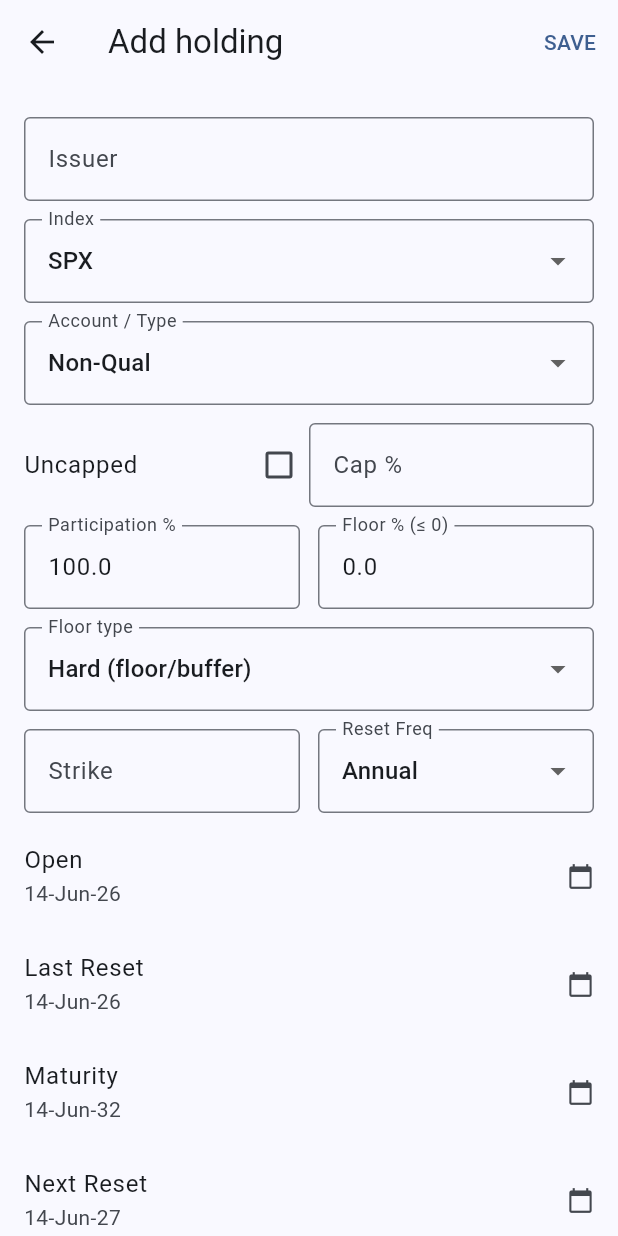
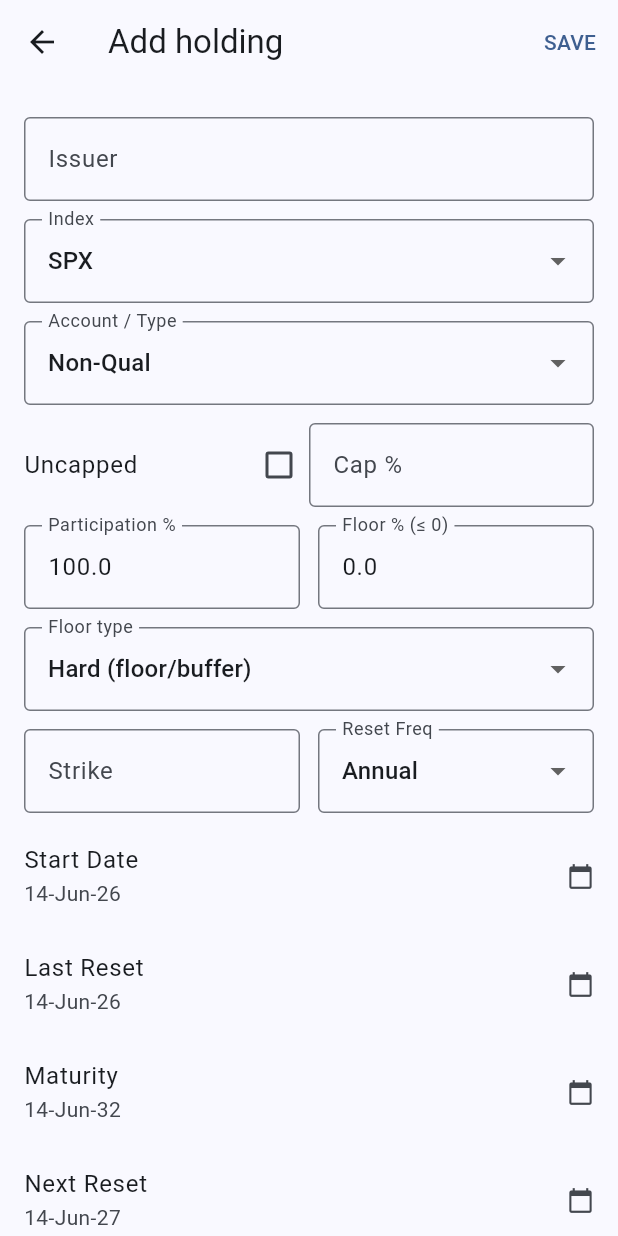
Before and after one commit to jimzucker/iHaveAnnuities, a Flutter app: the HoldingForm screen opened directly, on a phone screen of 412 x 824 dp. Run offline on Flutter 3.47's test engine with Material 3 defaults, Android fonts, the phone set to English and light mode, and no system bars; our stand-ins replace data_table_2, file_picker, shared_preferences; missing offline and left inert: cryptography, dart:js_interop, excel, file_saver; accounts and stored records are empty; network calls fail.

Commit message:
Inception date + CAGR base; Start Date/Once renames; User Guide; menu order
Metrics:
- Optional Inception date on Holding (original investment for rolled
  contracts); Yield/CAGR and hero XIRR now measure from inception ?? open
- New rightmost "Inception" table column + optional form field; xlsx import/
  export adds an Inception column (back-compatible — missing → null)

Renames (back-compatible import):
- "Open" → "Start Date" everywhere (xlsx header still accepts legacy "Open")
- Reset Freq "Inception" → "Once" (import accepts Once/Inception/Point to Point)

User Guide:
- New in-app "User Guide" (overflow menu): styled section cards matching the
  app — column glossary, Yield/XIRR, Protection palette chips, reset cadence,
  security

Menu: regroup into Data · Security · Maintenance (destructive last) · Help
Docs: README updated; drilldown screenshot refreshed

Tests: 178 pass; gate green (core 100%, data 96.7%).

Co-Authored-By: Claude Opus 4.8 <noreply@anthropic.com>

```diff
--- a/app/lib/core/models.dart
+++ b/app/lib/core/models.dart
@@ -22,7 +22,7 @@ enum GainStatus { loss, flat, gain, capped }
 
 extension ResetFreqLabel on ResetFreq {
   String get label => switch (this) {
-        ResetFreq.inception => 'Inception',
+        ResetFreq.inception => 'Once', // point-to-point: credits once at maturity
         ResetFreq.annual => 'Annual',
         ResetFreq.monthly => 'Monthly',
       };
@@ -85,6 +85,7 @@ class Holding {
     this.couponProj = 0.0, // projected coupon for income notes (fraction)
     this.ndxStrike, // worst-of only; else null
     this.rutStrike, // worst-of only; else null
+    this.inceptionDate, // original investment date (rolled contracts); else null
   }) : issuer = canonicalIssuer(issuer);
 
   final String issuer;
@@ -107,6 +108,15 @@ class Holding {
   final double couponProj;
   final double? ndxStrike;
   final double? rutStrike;
+
+  /// When the money was *originally* invested (for contracts that rolled from a
+  /// prior period). Drives the CAGR/Yield start so a freshly-reset contract's
+  /// life-to-date isn't measured from the roll date. Null → use [openDate].
+  final DateTime? inceptionDate;
+
+  /// Start date for life-to-date returns: the original inception when set, else
+  /// the open date.
+  DateTime get returnStart => inceptionDate ?? openDate;
 
   /// Index move since [strike] (fraction).
   double get indexGain => indexReturn(currentLevel, strike);
@@ -141,13 +151,14 @@ class Holding {
   /// realized% + unrealized%. 0 when there is no principal.
   double get totalReturnPct => initial == 0 ? 0 : (projValueK - initial) / initial;
 
-  /// Life-to-date yield as of [asOf]: the annualized return since the open date
-  /// using the current projected value (so it counts realized income + the
-  /// current unrealized mark). For holdings under a year it returns the plain
-  /// cumulative return, since annualizing a partial year overstates wildly.
+  /// Life-to-date yield as of [asOf]: the annualized return since [returnStart]
+  /// (inception when set, else the open date) using the current projected value
+  /// (so it counts realized income + the current unrealized mark). For holdings
+  /// under a year it returns the plain cumulative return, since annualizing a
+  /// partial year overstates wildly.
   double lifeToDateYield(DateTime asOf) {
     if (initial <= 0) return 0;
-    final days = asOf.difference(openDate).inDays;
+    final days = asOf.difference(returnStart).inDays;
     if (days <= 0) return 0;
     final ratio = projValueK / initial;
     if (ratio <= 0) return -1; // total loss — avoid pow() of a non-positive base
@@ -257,6 +268,7 @@ class Holding {
         couponProj: couponProj,
         ndxStrike: ndxStrike,
         rutStrike: rutStrike,
+        inceptionDate: inceptionDate,
       );
 
   Map<String, dynamic> toJson() => {
@@ -280,6 +292,8 @@ class Holding {
         'couponProj': couponProj,
         if (ndxStrike != null) 'ndxStrike': ndxStrike,
         if (rutStrike != null) 'rutStrike': rutStrike,
+        if (inceptionDate != null)
+          'inceptionDate': inceptionDate!.toIso8601String(),
       };
 
   factory Holding.fromJson(Map<String, dynamic> j) => Holding(
@@ -303,6 +317,9 @@ class Holding {
         couponProj: (j['couponProj'] as num?)?.toDouble() ?? 0.0,
         ndxStrike: (j['ndxStrike'] as num?)?.toDouble(),
         rutStrike: (j['rutStrike'] as num?)?.toDouble(),
+        inceptionDate: j['inceptionDate'] == null
+            ? null
+            : DateTime.parse(j['inceptionDate'] as String),
       );
 }
 
--- a/app/lib/data/portfolio_store.dart
+++ b/app/lib/data/portfolio_store.dart
@@ -152,7 +152,7 @@ class PortfolioStore extends ChangeNotifier {
     final asOf = _market?.asOf;
     if (asOf == null || _holdings.isEmpty) return null;
     final flows = <(DateTime, double)>[
-      for (final h in _holdings) (h.openDate, -h.initial),
+      for (final h in _holdings) (h.returnStart, -h.initial),
       (asOf, totalProjValue),
     ];
     return xirr(flows);
--- a/app/lib/data/tracker_xlsx.dart
+++ b/app/lib/data/tracker_xlsx.dart
@@ -44,10 +44,11 @@ const headers = <String>[
   'Floor',
   'Strike',
   'Reset Freq',
-  'Open',
+  'Start Date', // U — was "Open"; import still accepts the legacy "Open" header
   'Last Reset',
   'NDX_Strike', // W — populated only for worst-of
   'RUT_Strike', // X — populated only for worst-of
+  'Inception', // Y — original investment date (rolled contracts); optional
 ];
 
 /// Numeric sentinel for an uncapped CAP column (= 999%).
@@ -83,7 +84,14 @@ DateTime? _date(List<dynamic> row, Map<String, int> h, String key) {
 ResetFreq _resetFreq(String? s) {
   final v = (s ?? '').toLowerCase().trim();
   if (v == 'monthly') return ResetFreq.monthly;
-  if (v == 'inception') return ResetFreq.inception;
+  // Point-to-point: "Once" (current), plus legacy "Inception" / "Point to Point".
+  if (v == 'once' ||
+      v == 'inception' ||
+      v == 'point to point' ||
+      v == 'point-to-point' ||
+      v == 'p2p') {
+    return ResetFreq.inception;
+  }
   if (RegExp(r'^\d+-year$').hasMatch(v)) return ResetFreq.inception;
   return ResetFreq.annual;
 }
@@ -156,7 +164,7 @@ List<Holding> parseTracker(List<int> bytes) {
     final indexGain = _num(r, h, 'Index Gain %') ?? 0;
     final freq = _resetFreq(_str(r, h, 'Reset Freq'));
     final isNote = freq == ResetFreq.monthly;
-    final open = _date(r, h, 'Open') ?? DateTime(2026);
+    final open = _date(r, h, 'Start Date') ?? _date(r, h, 'Open') ?? DateTime(2026);
 
     out.add(Holding(
       issuer: issuer,
@@ -179,6 +187,7 @@ List<Holding> parseTracker(List<int> bytes) {
       couponProj: isNote ? (_num(r, h, 'Proj Gain @ Reset') ?? 0.0) : 0.0,
       ndxStrike: _num(r, h, 'NDX_Strike'),
       rutStrike: _num(r, h, 'RUT_Strike'),
+      inceptionDate: _date(r, h, 'Inception'), // null when column absent
     ));
   }
   return out;
@@ -233,10 +242,11 @@ List<int> writeTracker(
       DoubleCellValue(x.floor), // R Floor
       DoubleCellValue(x.strike), // S Strike
       TextCellValue(x.resetFreq.label), // T Reset Freq
-      _dateCell(x.openDate), // U Open
+      _dateCell(x.openDate), // U Start Date
       _dateCell(x.lastReset), // V Last Reset
       isWorstOf && x.ndxStrike != null ? DoubleCellValue(x.ndxStrike!) : null, // W
       isWorstOf && x.rutStrike != null ? DoubleCellValue(x.rutStrike!) : null, // X
+      x.inceptionDate == null ? null : _dateCell(x.inceptionDate!), // Y Inception
     ]);
   }
 
@@ -271,7 +281,8 @@ void _styleTracker(Sheet s, int nRows) {
     'Proj Value @ Reset (\$000)': curF, 'Proj \$ Gain @ Reset (\$000)': curF,
     'Proj Gain @ Reset': pctF, 'Index Gain %': pctF,
     'CAP': pctF, 'Part.': pctF, 'Floor': pctF,
-    'Next Reset': dateF, 'Maturity': dateF, 'Open': dateF, 'Last Reset': dateF,
+    'Next Reset': dateF, 'Maturity': dateF, 'Start Date': dateF, 'Last Reset': dateF,
+    'Inception': dateF,
     'Strike': numF, 'NDX_Strike': numF, 'RUT_Strike': numF,
   };
 
--- a/app/lib/ui/holding_detail.dart
+++ b/app/lib/ui/holding_detail.dart
@@ -30,9 +30,13 @@ class HoldingDetail extends StatelessWidget {
     final upside = h.isIncomeNote
         ? '${pct(h.couponRate)} monthly coupon'
         : 'gains $cap$part';
-    return '${h.index}-linked — $upside, with $down. Resets '
-        '${h.resetFreq.label.toLowerCase()}; next reset ${date(h.nextReset)} '
-        '(${relDays(h.daysToReset(asOf))}).';
+    // Point-to-point ("Once") credits a single time; others reset periodically.
+    final timing = h.resetFreq == ResetFreq.inception
+        ? 'Point‑to‑point — credited once on ${date(h.nextReset)} '
+            '(${relDays(h.daysToReset(asOf))})'
+        : 'Resets ${h.resetFreq.label.toLowerCase()}; next reset '
+            '${date(h.nextReset)} (${relDays(h.daysToReset(asOf))})';
+    return '${h.index}-linked — $upside, with $down. $timing.';
   }
 
   /// Plain-English read of where it stands today.
@@ -146,7 +150,7 @@ class HoldingDetail extends StatelessWidget {
   // contract terms moved into the unified header, so nothing is duplicated.
   Widget _sections(BuildContext context, Holding h, DateTime asOf, ColorScheme cs) =>
       _Section(width: double.infinity, title: 'Schedule', rows: [
-        ('Open', date(h.openDate), null),
+        ('Start Date', date(h.openDate), null),
         ('Last Reset', date(h.lastReset), null),
         ('Maturity', '${date(h.maturity)}  ·  ${relDays(h.daysToMaturity(asOf))}', null),
         ('Reset Freq', h.resetFreq.label, null),
--- a/app/lib/ui/holding_form.dart
+++ b/app/lib/ui/holding_form.dart
@@ -42,12 +42,14 @@ class _HoldingFormState extends State<HoldingForm> {
     return 'SPX';
   }
   late DateTime _open, _lastReset, _maturity, _nextReset;
+  DateTime? _inception; // optional original-investment date (rolled contracts)
 
   @override
   void initState() {
     super.initState();
     final h = widget.initial;
     final now = DateTime(2026, 6, 14);
+    _inception = h?.inceptionDate;
     _index = _indexOption(h?.index); // normalize tickers to a dropdown value
     _account = h?.account ?? AccountType.nonQual;
     _floorType = h?.floorType ?? FloorType.hard;
@@ -112,6 +114,7 @@ class _HoldingFormState extends State<HoldingForm> {
       realized: _n('realized'),
       isIncomeNote: _note,
       couponProj: _note ? _n('coupon') / 100 : 0,
+      inceptionDate: _inception,
     );
     Navigator.of(context).pop(h);
   }
@@ -160,10 +163,30 @@ class _HoldingFormState extends State<HoldingForm> {
                     (v) => setState(() => _reset = v!), (v) => v.label),
               ),
             ]),
-            _dateTile('Open', _open, (d) => setState(() => _open = d)),
+            _dateTile('Start Date', _open, (d) => setState(() => _open = d)),
             _dateTile('Last Reset', _lastReset, (d) => setState(() => _lastReset = d)),
             _dateTile('Maturity', _maturity, (d) => setState(() => _maturity = d)),
             _dateTile('Next Reset', _nextReset, (d) => setState(() => _nextReset = d)),
+            // Optional — original investment date for a rolled contract; drives
+            // Yield/CAGR. Blank = use Open.
+            ListTile(
+              contentPadding: EdgeInsets.zero,
+              title: const Text('Inception (optional)'),
+              subtitle: Text(_inception == null
+                  ? 'Not set — Yield uses Open'
+                  : date(_inception!)),
+              trailing: Row(mainAxisSize: MainAxisSize.min, children: [
+                if (_inception != null)
+                  IconButton(
+                    icon: const Icon(Icons.clear, size: 18),
+                    tooltip: 'Clear',
+                    onPressed: () => setState(() => _inception = null),
+                  ),
+                const Icon(Icons.calendar_today, size: 18),
+              ]),
+              onTap: () => _pickDate(_inception ?? _open,
+                  (d) => setState(() => _inception = d)),
+            ),
             Row(children: [
               Expanded(child: _num('initial', 'Initial (\$000)', positive: true)),
               const SizedBox(width: 12),
--- a/app/lib/ui/portfolio_table.dart
+++ b/app/lib/ui/portfolio_table.dart
@@ -174,10 +174,17 @@ class PortfolioTable extends StatelessWidget {
             fixedWidth: 92),
         _Col('Reset Freq', false, (h, _) => h.resetFreq.index, (h, _, _) => _t(h.resetFreq.label),
             fixedWidth: 100),
-        _Col('Open', false, (h, _) => h.openDate, (h, _, _) => _t(date(h.openDate)),
+        _Col('Start Date', false, (h, _) => h.openDate, (h, _, _) => _t(date(h.openDate)),
             fixedWidth: 92),
         _Col('Last Reset', false, (h, _) => h.lastReset, (h, _, _) => _t(date(h.lastReset)),
             fixedWidth: 92),
+        // Original investment date for rolled contracts; drives Yield/XIRR's
+        // start. Blank when not set (Yield then measures from Open).
+        _Col('Inception', false, (h, _) => h.inceptionDate ?? DateTime(9999),
+            (h, _, _) => _t(h.inceptionDate == null ? '' : date(h.inceptionDate!)),
+            fixedWidth: 92,
+            tooltip: 'Original investment date (for rolled contracts). When set, '
+                'Yield/CAGR and XIRR measure from here instead of Open.'),
       ];
 
   /// Columns shown in the compact "core" view (identity + key inputs/outcome
```
Also changed, not shown: app/lib/ui/guide_screen.dart (added, +225 -0 lines), app/lib/ui/portfolio_screen.dart (+9 -1 lines), 6 other files.
